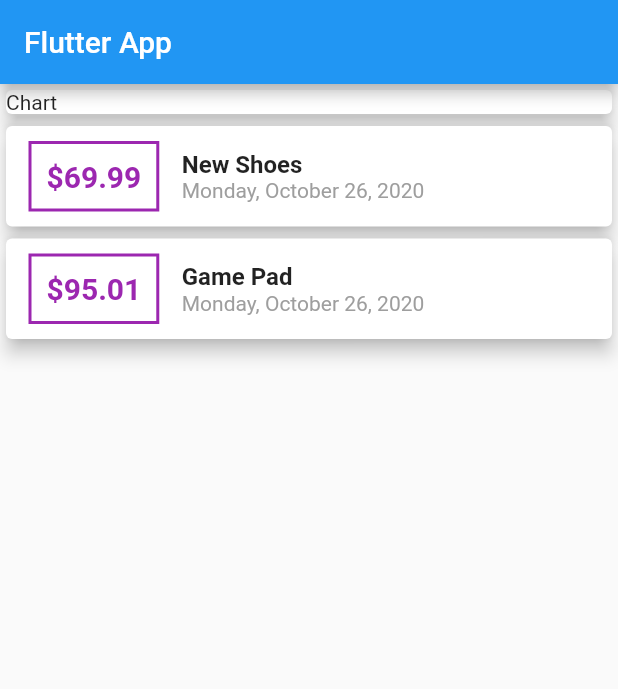
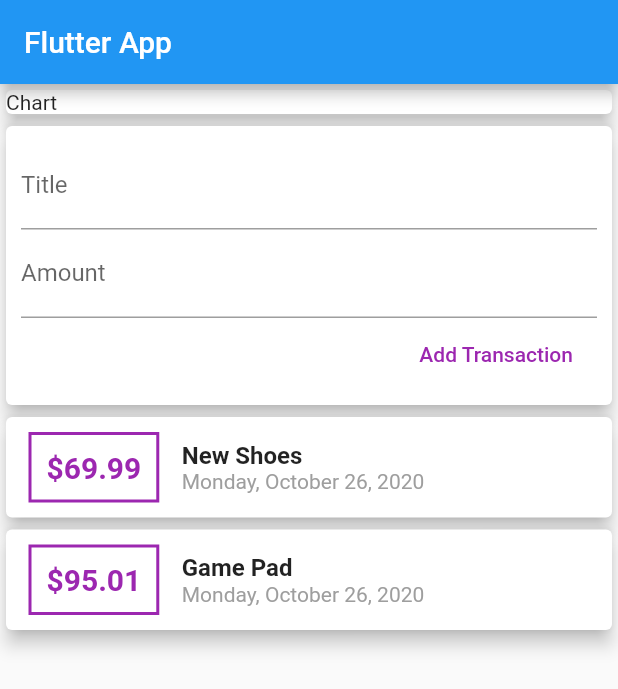
Before and after one commit to BoodynX/UT2PersonalFinanse, a Flutter app: the screen it shows after launch, on a phone screen of 412 x 824 dp. Shown: the top 689 px of the screen. Run offline on Flutter 3.47's test engine with Material 2 defaults, Android fonts, the phone set to English and light mode, and no system bars.

Commit message:
feat: [WIP] input form, not working yet (lesson 83)

```diff
--- a/lib/main.dart
+++ b/lib/main.dart
@@ -40,6 +40,7 @@ class MyHomePage extends StatelessWidget {
         // mainAxisAlignment: MainAxisAlignment.start,
         crossAxisAlignment: CrossAxisAlignment.stretch,
         children: <Widget>[
+          /////////// CHART
           Container(
             width: double.infinity,
             child: Card(
@@ -47,11 +48,37 @@ class MyHomePage extends StatelessWidget {
               elevation: 5,
             ),
           ),
+          /////////// TX FORM
+          Card(
+            elevation: 5,
+            child: Container(
+              padding: EdgeInsets.all(10),
+              child: Column(
+                crossAxisAlignment: CrossAxisAlignment.end,
+                children: [
+                  TextField(
+                    decoration: InputDecoration(labelText: 'Title'),
+                  ),
+                  TextField(
+                    decoration: InputDecoration(labelText: 'Amount'),
+                  ),
+                  FlatButton(
+                    onPressed: () {},
+                    child: Text('Add Transaction'),
+                    textColor: Colors.purple,
+                  )
+                ],
+              ),
+            ),
+          ),
+
+          /////////// TX LIST
           Column(
             children: transactions.map((Transaction transaction) {
               return Card(
                 child: Row(
                   children: [
+                    /////////// TX AMOUNT
                     Container(
                       child: Text(
                         '\$${transaction.amount}',
@@ -73,9 +100,11 @@ class MyHomePage extends StatelessWidget {
                       ),
                       padding: EdgeInsets.all(10),
                     ),
+                    /////////// TX DETAILS
                     Column(
                       crossAxisAlignment: CrossAxisAlignment.start,
                       children: [
+                        /////////// TX TITLE
                         Text(
                           transaction.title,
                           style: TextStyle(
@@ -83,6 +112,7 @@ class MyHomePage extends StatelessWidget {
                             fontWeight: FontWeight.bold,
                           ),
                         ),
+                        /////////// TX DATE
                         Text(
                           DateFormat.yMMMMEEEEd().format(transaction.date),
                           style: TextStyle(
```
